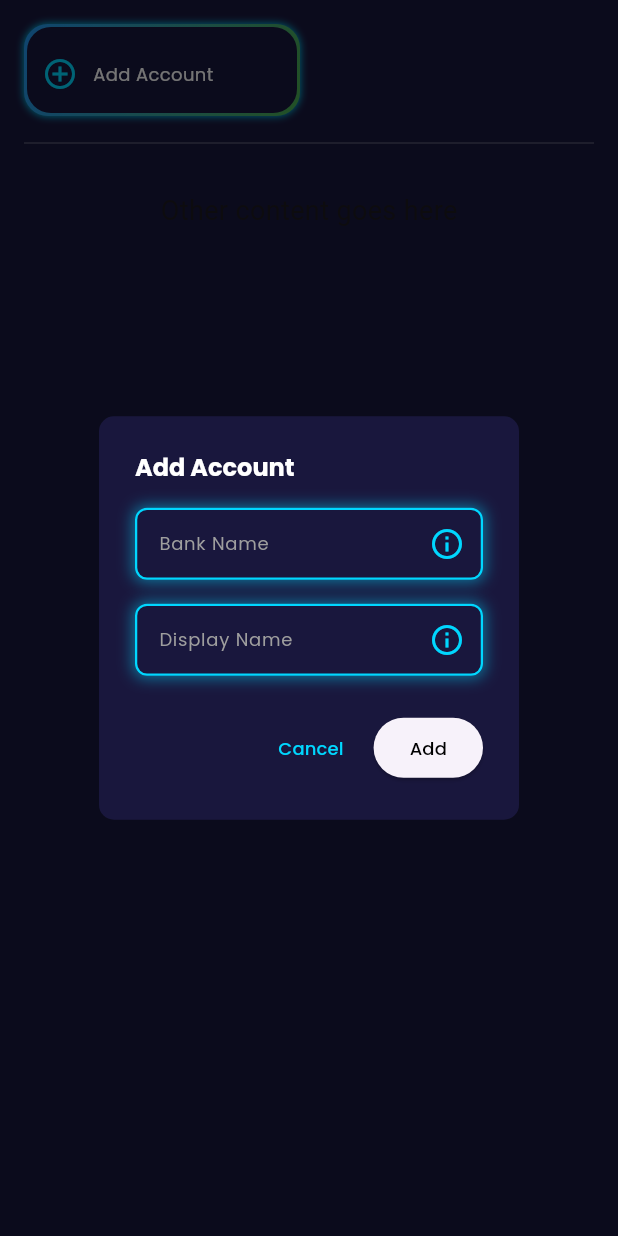
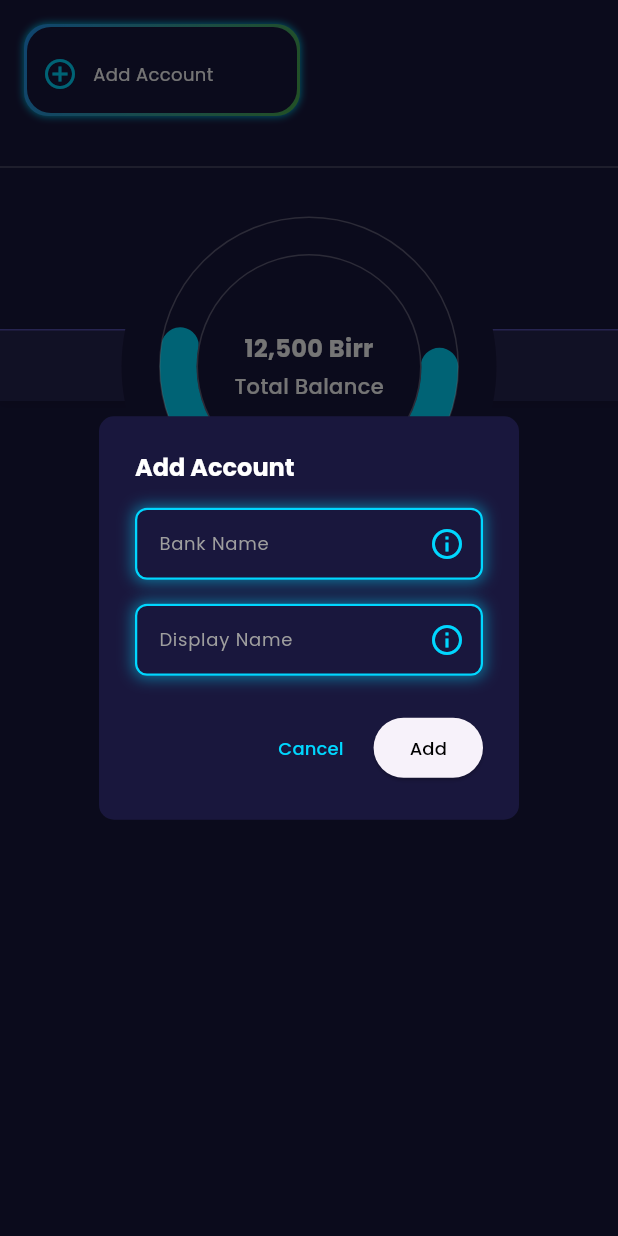
Before and after one commit to Penielalex/Birren, a Flutter app: the AccountsPage screen opened directly, after a tap on "Add Account", on a phone screen of 412 x 824 dp. Run offline on Flutter 3.47's test engine with Material 3 defaults, Android fonts, the phone set to English and light mode, and no system bars; our stand-ins replace carousel_slider, drift, get, google_fonts, logger, permission_handler and 1 more; missing offline and left inert: telephony; accounts and stored records are empty; generated files the repository leaves out were written again; network calls fail.

Commit message:
get from messages

```diff
--- a/lib/data/db/app_database.dart
+++ b/lib/data/db/app_database.dart
@@ -20,7 +20,7 @@ class Banks extends Table {
   IntColumn get id => integer().autoIncrement()();
   IntColumn get userId => integer().customConstraint('REFERENCES users(id)')();
   TextColumn get bankName => text()();
-  TextColumn get displayName => text()();
+  TextColumn get displayName => text().nullable()();
   RealColumn get balance => real()();
   DateTimeColumn get createdAt => dateTime().withDefault(currentDateAndTime)();
   DateTimeColumn get updatedAt => dateTime().withDefault(currentDateAndTime)();
--- a/lib/domain/entities/bank.dart
+++ b/lib/domain/entities/bank.dart
@@ -2,7 +2,7 @@ class Bank {
   final int? id;           // Primary key
   final int userId;        // ID of the user this bank belongs to
   final String bankName;   // Official bank name
-  final String displayName; // Custom name to display in app
+  final String? displayName; // Custom name to display in app
   final double balance;    // Current balance
   final DateTime createdAt; // Creation timestamp
   final DateTime updatedAt; // Last update timestamp
@@ -11,7 +11,7 @@ class Bank {
     this.id,
     required this.userId,
     required this.bankName,
-    required this.displayName,
+     this.displayName,
     required this.balance,
     required this.createdAt,
     required this.updatedAt,
--- a/lib/main.dart
+++ b/lib/main.dart
@@ -1,3 +1,4 @@
+import 'package:birren/data/service/sms_service.dart';
 import 'package:birren/presentation/controllers/auth_controller.dart';
 import 'package:birren/presentation/pages/login_page.dart';
 import 'package:birren/presentation/theme/colors.dart';
@@ -49,6 +50,7 @@ void main() async {
 
   // --- Auth Controller ---
   final prefs = SharedPrefsService();
+  final smsServices = SmsService();
   final authController = AuthController(
     prefs: prefs,
     getUsers: getUsersUseCase,
@@ -68,6 +70,7 @@ void main() async {
   final deleteBankUseCase = DeleteBankUseCase(bankRepository);
 
   final bankController = BankController(
+    smsService: smsServices,
     prefs: prefs,
     getBanksUseCase: getBanksUseCase,
     getBanksByUserUseCase: getBanksByUserUseCase,
--- a/lib/presentation/controllers/bank_controller.dart
+++ b/lib/presentation/controllers/bank_controller.dart
@@ -1,3 +1,4 @@
+import 'package:birren/data/service/sms_service.dart';
 import 'package:get/get.dart';
 import 'package:logger/logger.dart';
 import 'package:shared_preferences/shared_preferences.dart';
@@ -10,6 +11,7 @@ import '../widgets/app_snackbar.dart';
 
 class BankController extends GetxController {
   final SharedPrefsService prefs;
+  final SmsService smsService;
   final GetBanksUseCase getBanksUseCase;
   final GetBanksByUserUseCase getBanksByUserUseCase;
   final AddBankUseCase addBankUseCase;
@@ -17,6 +19,7 @@ class BankController extends GetxController {
   final DeleteBankUseCase deleteBankUseCase;
 
   BankController({
+    required this.smsService,
     required this.getBanksUseCase,
     required this.getBanksByUserUseCase,
     required this.addBankUseCase,
@@ -27,6 +30,7 @@ class BankController extends GetxController {
 
   var banks = <Bank>[].obs;
   var isLoading = false.obs;
+
   var logger = Logger();
 
   @override
@@ -57,15 +61,19 @@ class BankController extends GetxController {
     }
   }
 
-  Future<void> addBank(String bankName, String displayName) async {
+  Future<void> addBank(String bankName, String? displayName) async {
     final id = await prefs.getId();
     logger.i("${int.parse(id!)}");
+    final amount = await smsService.fetchLastAmount(sender: bankName);
+    if(amount != null){
+
+    logger.i("${amount== null}");
     final now = DateTime.now();
     final bank = Bank(
       userId: int.parse(id!),
       bankName: bankName,
       displayName: displayName,
-      balance: 500,
+      balance: amount["balanceAmount"],
       createdAt: now,
       updatedAt: now,
     );
@@ -74,7 +82,9 @@ class BankController extends GetxController {
     }catch(e){
       AppSnackbar.showError(e.toString());
     }
-    await fetchBanks();
+    await fetchBanks();}else{
+      AppSnackbar.showError("Bank was not found in messages. ");
+    }
   }
 
   Future<void> editBank(Bank bank) async {
--- a/lib/presentation/pages/accounts_page.dart
+++ b/lib/presentation/pages/accounts_page.dart
@@ -8,6 +8,7 @@ import 'package:get/get_core/src/get_main.dart';
 import '../../domain/entities/bank.dart';
 import '../theme/text_style.dart';
 import '../widgets/bank_grid.dart';
+import '../widgets/transaction_list.dart';
 
 
 
@@ -68,6 +69,8 @@ class _AccountsPageState extends State<AccountsPage> {
 
               const SizedBox(height: 16),
 
+
+
               // Display Name Field
               CustomTextField(controller: _displayNameController, hintText: "Display Name", suffixIcon:Icons.info_outline, onSuffixPressed: (){
                 showDialog(
@@ -98,9 +101,12 @@ class _AccountsPageState extends State<AccountsPage> {
             ElevatedButton(
               onPressed: ()  {
                 final bankName = _bankNameController.text.trim();
-                final displayName = _displayNameController.text.trim();
+                String? displayName = _displayNameController.text.trim();
 
                 if (bankName.isEmpty) return; // Require bank name
+                if (displayName.isEmpty){
+                  displayName = null;
+                }
                 bankController.addBank(bankName, displayName);
 
 
@@ -122,23 +128,44 @@ class _AccountsPageState extends State<AccountsPage> {
       backgroundColor: AppColors.background,
       body: SafeArea(
         child: SingleChildScrollView(
-          padding: const EdgeInsets.all(16.0),
+          //padding: const EdgeInsets.all(16.0),
           child: Column(
             crossAxisAlignment: CrossAxisAlignment.stretch,
             mainAxisSize: MainAxisSize.min,
             children: [
-              BanksGrid(
+              Padding(
+                padding: const EdgeInsets.all(16.0),
+                child: BanksGrid(
 
-                onAddBank:_showAddBankDialog,
+                  onAddBank:_showAddBankDialog,
+                ),
               ),
               Divider(color: Colors.white24,),
-              SizedBox(height: 24),
+              SizedBox(height: 100),
 
               Center(
-                child: Text(
-                  'Other content goes here',
-                  style: TextStyle(fontSize: 18),
+                child: RoundedCardWithCircle(
+                  circleChild: Column(
+                    mainAxisAlignment: MainAxisAlignment.center,
+                    children: [
+                      Text("12,500 Birr", style:AppTextStyles.headline1),
+                      SizedBox(height: 4),
+                    Text("Total Balance", style: AppTextStyles.midBody1),
+
+
+                  ],),
+                  circleColor: Colors.white,
+                  child: Column(
+                    mainAxisSize: MainAxisSize.min,
+                    children: const [
+                      Text("Bank Account", style: TextStyle(fontSize: 16, fontWeight: FontWeight.bold)),
+                      SizedBox(height: 4),
+                      Text("Balance: 12,500 Birr"),
+
+                    ],
+                  ),
                 ),
+
               ),
               SizedBox(height: 24),
             ],
--- a/lib/presentation/widgets/bank_grid.dart
+++ b/lib/presentation/widgets/bank_grid.dart
@@ -62,11 +62,7 @@ class _BanksGridState extends State<BanksGrid> {
 
     return Obx(() {
       final banks = bankController.banks;
-      if (selectedIndexes.length < banks.length) {
-        for (int i = selectedIndexes.length; i < banks.length; i++) {
-          selectedIndexes.add(i);
-        }
-      }
+
       final banksToShow = showAll
           ? banks
           : banks.length > 4
--- /dev/null
+++ b/lib/presentation/widgets/transaction_list.dart
@@ -0,0 +1,203 @@
+import 'dart:math';
+
+import 'package:birren/presentation/theme/colors.dart';
+import 'package:flutter/material.dart';
+
+class RoundedCardWithCircle extends StatefulWidget {
+  final Widget child; // Main content inside the rounded card
+  final Widget? circleChild; // Optional widget inside the top circle
+
+  final Color circleColor;
+  final double elevation;
+  final Color backgroundColor;
+  final EdgeInsetsGeometry padding;
+  final double borderRadius;
+
+  const RoundedCardWithCircle({
+    Key? key,
+    required this.child,
+    this.circleChild,
+
+    this.circleColor = Colors.white,
+    this.elevation = 4,
+    this.backgroundColor = Colors.white,
+    this.padding = const EdgeInsets.all(16),
+    this.borderRadius = 16,
+  }) : super(key: key);
+
+  @override
+  State<RoundedCardWithCircle> createState() => _RoundedCardWithCircleState();
+}
+
+class _RoundedCardWithCircleState extends State<RoundedCardWithCircle> with TickerProviderStateMixin{
+
+  late AnimationController _spinController;
+  late AnimationController _expandController;
+  bool expandPhase = false;
+
+  @override
+  void initState() {
+    super.initState();
+    _spinController = AnimationController(
+      vsync: this,
+      duration: const Duration(seconds: 3),
+    );
+
+    // Phase 2: Expand (half → full circle)
+    _expandController = AnimationController(
+      vsync: this,
+      duration: const Duration(seconds: 2),
+    );
+
+    _spinController.forward().then((_) {
+      setState(() {
+        expandPhase = true;
+      });
+      _expandController.forward();
+    });
+  }
+
+  @override
+  void dispose() {
+    _spinController.dispose();
+    _expandController.dispose();
+    super.dispose();
+  }
+
+  @override
+  Widget build(BuildContext context) {
+    return Stack(
+      clipBehavior: Clip.none, // allows the circle to overflow
+      alignment: Alignment.topCenter,
+      children: [
+        // Main rounded container
+        Container(
+          width: double.infinity,
+          //height: double.infinity,
+          decoration: BoxDecoration(
+            color: Color(0xFF262450),
+            border: const Border(
+              top: BorderSide(
+                color: Color(0xFF524EAE), // Top border color
+                width: 1,           // Thickness of top border
+              ),
+            ),
+
+            //borderRadius: BorderRadius.circular(borderRadius),
+            boxShadow: [
+              BoxShadow(
+                color: Colors.black12,
+                blurRadius: widget.elevation,
+                offset: const Offset(0, 2),
+              ),
+            ],
+          ),
+
+          child: widget.child,
+        ),
+
+        // Circle overlapping on top center
+        Positioned(
+          top: -100, // makes it go above
+          child: Container(
+            width: 250,
+            height: 250,
+            decoration: BoxDecoration(
+              shape: BoxShape.circle,
+              color: AppColors.background,
+            ),
+
+            child: Center(
+              child: AnimatedBuilder(
+                animation: Listenable.merge([_spinController, _expandController]),
+                builder: (context, child) {
+                return CustomPaint(
+                  painter: GradientArcPainter(
+                    spinProgress: _spinController.value,
+                    expandProgress: _expandController.value,
+                    startColor: AppColors.accent,
+                    endColor: Colors.green,
+                  ),
+                  child: Container(
+                    width: 200,
+                    height: 200,
+                    decoration: BoxDecoration(
+                      border: Border.all(color: AppColors.textPrimary.withOpacity(0.3)),
+
+                      shape: BoxShape.circle,
+
+
+                    ),
+                    child: Center(child: Container(
+                      width: 200 - 50, // subtract border thickness
+                      height: 200 - 50,
+                      decoration:  BoxDecoration(
+                        border: Border.all(color: AppColors.textPrimary.withOpacity(0.3)),
+                        color: AppColors.background, // trinner circle color
+                        shape: BoxShape.circle,
+                      ),
+                      child: Center(child: widget.circleChild)
+                    ),),
+                  ),
+                );}
+              ),
+            ),
+          ),
+        ),
+      ],
+    );
+  }
+}
+
+class GradientArcPainter extends CustomPainter {
+  final double spinProgress; // rotation progress (0–1)
+  final double expandProgress; // expansion progress (0–1)
+  final Color startColor;
+  final Color endColor;
+
+
+  GradientArcPainter({
+    required this.spinProgress,
+    required this.expandProgress,
+    required this.startColor,
+    required this.endColor,
+
+  });
+
+  @override
+  void paint(Canvas canvas, Size size) {
+    final rect = Offset.zero & size;
+    final center = size.center(Offset.zero);
+    final radius = size.width / 2.3;
+    final sweepAngle = pi + (pi * expandProgress);
+    final startAngle = spinProgress * 2 * pi;
+
+    final gradient = SweepGradient(
+      startAngle: startAngle,
+      endAngle: startAngle + sweepAngle,
+      colors: [startColor, endColor,startColor],
+    );
+
+    final paint = Paint()
+      ..shader = gradient.createShader(rect)
+      ..style = PaintingStyle.stroke
+      ..strokeWidth = 25
+      ..strokeCap = StrokeCap.round;
+
+
+
+    // Draw only the curved segment
+    canvas.drawArc(
+      Rect.fromCircle(center: center, radius: radius),
+      startAngle,
+      sweepAngle,
+      false,
+      paint,
+    );
+  }
+
+  @override
+  bool shouldRepaint(GradientArcPainter oldDelegate) =>
+      oldDelegate.spinProgress != spinProgress ||
+          oldDelegate.expandProgress != expandProgress;
+}
--- a/pubspec.yaml
+++ b/pubspec.yaml
@@ -45,8 +45,7 @@ dependencies:
   carousel_slider: ^5.1.1
   google_fonts: ^6.3.2
   telephony: ^0.2.0
-  permission_handler: ^10.2.0
-
+  permission_handler: ^12.0.1
 
 dev_dependencies:
   flutter_test:
```
Also changed, not shown: lib/data/service/sms_service.dart (+148 -44 lines), lib/data/db/app_database.g.dart, pubspec.lock, 2 other files.
